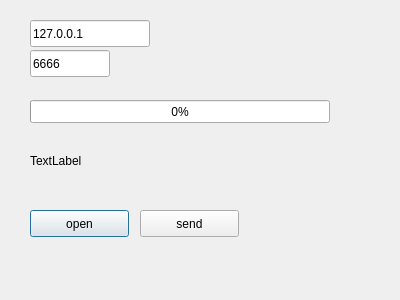
This is Client/client.ui in shengyu7697/QtFileTransfer as Qt 5 draws it before an edit. The edited form follows.
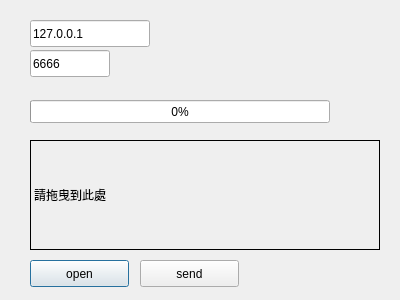
This is the edited form.

Commit message: add drag event

```diff
--- a/Client/client.ui
+++ b/Client/client.ui
@@ -17,7 +17,7 @@
    <property name="geometry">
     <rect>
      <x>30</x>
-     <y>210</y>
+     <y>260</y>
      <width>99</width>
      <height>27</height>
     </rect>
@@ -30,7 +30,7 @@
    <property name="geometry">
     <rect>
      <x>140</x>
-     <y>210</y>
+     <y>260</y>
      <width>99</width>
      <height>27</height>
     </rect>
@@ -58,11 +58,14 @@
      <x>30</x>
      <y>140</y>
      <width>350</width>
-     <height>42</height>
+     <height>110</height>
     </rect>
    </property>
+   <property name="frameShape">
+    <enum>QFrame::Box</enum>
+   </property>
    <property name="text">
-    <string>TextLabel</string>
+    <string>請拖曳到此處</string>
    </property>
    <property name="wordWrap">
     <bool>true</bool>
```
The commit also changes 2 other files.
